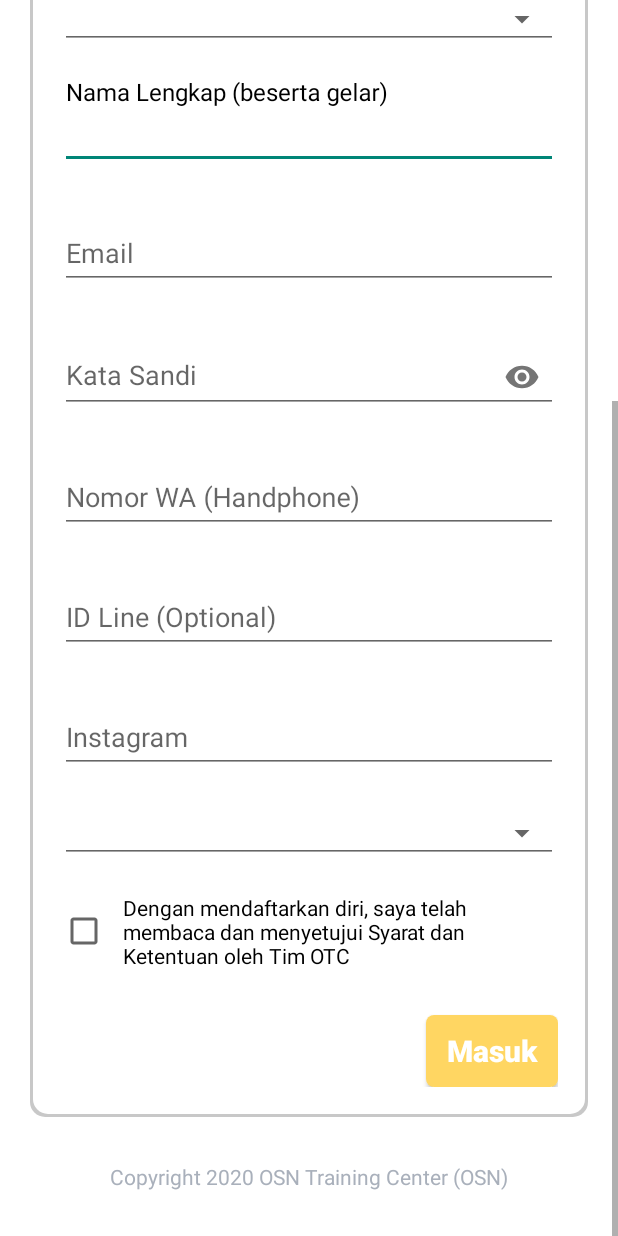
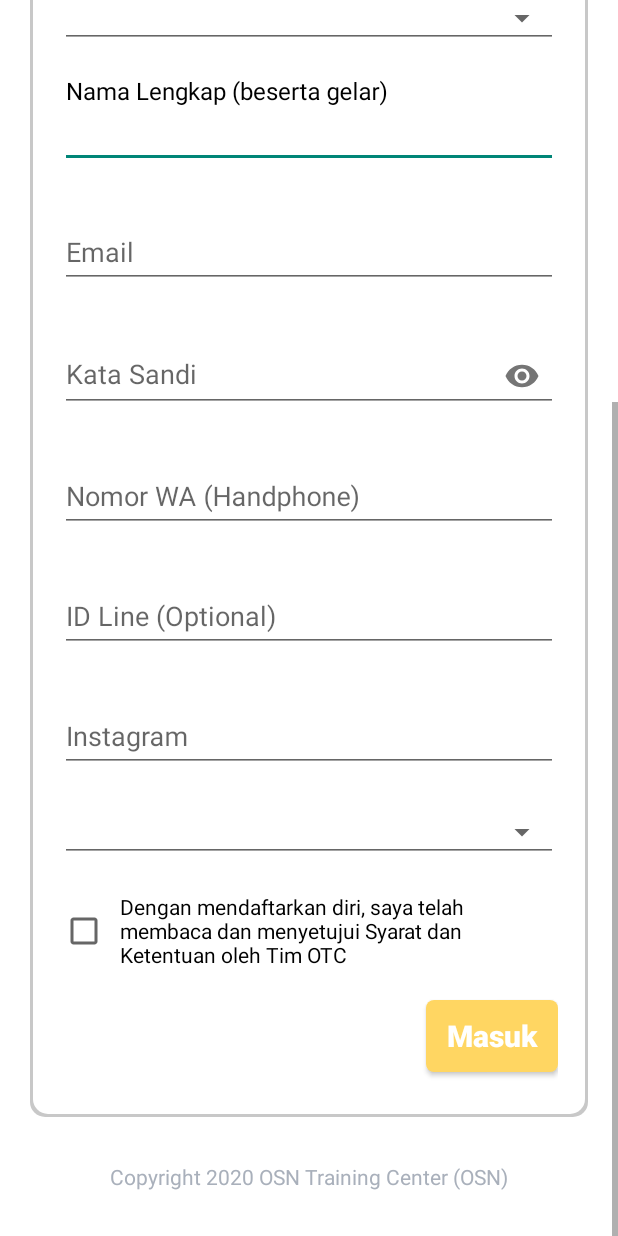
Before and after one commit to jaballogian/OTC-Application, an Android app: the layout activity_sign_up.xml on its own in the app's theme, with its tools: preview values and no code run, scrolled down 396 dp, on a phone screen of 412 x 824 dp. Run offline under Robolectric (Android 15) with nearby library versions, the phone set to English and light mode, and no system bars.

Commit message:
add activity "terms and condition" and create some little changes

```diff
--- a/app/src/main/AndroidManifest.xml
+++ b/app/src/main/AndroidManifest.xml
@@ -9,7 +9,8 @@
         android:roundIcon="@drawable/application_logo"
         android:supportsRtl="true"
         android:theme="@style/Theme.AppCompat.Light.NoActionBar">
-        <activity android:name=".ActivityHome"></activity>
+        <activity android:name=".ActivityTermsAndCondition"></activity>
+        <activity android:name=".ActivityHome" />
         <activity android:name=".ActivitySignUp" />
         <activity android:name=".ActivitySignIn" />
         <activity android:name=".ActivityWelcomeScreen">
--- a/app/src/main/java/com/otc/application/ActivityHome.java
+++ b/app/src/main/java/com/otc/application/ActivityHome.java
@@ -25,7 +25,7 @@ public class ActivityHome extends AppCompatActivity {
     }
 
     private void moveToActivitySignIn(){
-        Intent toActivitySignIn = new Intent(ActivityHome.this, ActivitySignUp.class);
+        Intent toActivitySignIn = new Intent(ActivityHome.this, ActivitySignIn.class);
         toActivitySignIn.addFlags(Intent.FLAG_ACTIVITY_NEW_TASK | Intent.FLAG_ACTIVITY_CLEAR_TASK);
         startActivity(toActivitySignIn);
         finish();
--- a/app/src/main/res/layout/activity_sign_up.xml
+++ b/app/src/main/res/layout/activity_sign_up.xml
@@ -220,13 +220,24 @@
                 android:id="@+id/checkBoxPersetujuanPendaftaran"
                 android:layout_width="wrap_content"
                 android:layout_height="wrap_content"
-                android:text="@string/persetujuan_pendafataran"
                 app:layout_constraintLeft_toLeftOf="parent"
                 app:layout_constraintTop_toBottomOf="@+id/spinnerBidang"
+                app:layout_constraintBottom_toBottomOf="@+id/textViewPersetujuan"
                 android:layout_marginTop="20dp"
-                android:paddingLeft="10dp"
+                android:textColor="@color/black"/>
+
+            <TextView
+                android:id="@+id/textViewPersetujuan"
+                android:layout_width="match_parent"
+                android:layout_height="wrap_content"
+                android:text="@string/persetujuan_pendafataran"
                 android:textColor="@color/black"
-                android:textSize="14sp"/>
+                android:textSize="14sp"
+                app:layout_constraintRight_toRightOf="parent"
+                app:layout_constraintLeft_toRightOf="@+id/checkBoxPersetujuanPendaftaran"
+                app:layout_constraintTop_toBottomOf="@+id/spinnerBidang"
+                android:layout_marginTop="20dp"
+                android:layout_marginLeft="40dp" />
 
             <Button
                 android:layout_width="wrap_content"
@@ -238,8 +249,10 @@
                 android:textSize="20sp"
                 android:textStyle="bold"
                 app:layout_constraintTop_toBottomOf="@+id/checkBoxPersetujuanPendaftaran"
+                app:layout_constraintBottom_toBottomOf="parent"
                 app:layout_constraintRight_toRightOf="parent"
-                android:layout_marginTop="30dp"/>
+                android:layout_marginTop="30dp"
+                android:layout_marginBottom="10dp" />
 
         </androidx.constraintlayout.widget.ConstraintLayout>
 
--- a/app/src/main/res/values/styles.xml
+++ b/app/src/main/res/values/styles.xml
@@ -12,4 +12,8 @@
         <item name="android:textColor">@color/black</item>
     </style>
 
+    <style name="Toolbar.TitleText" parent="TextAppearance.Widget.AppCompat.Toolbar.Title">
+        <item name="android:textSize">21sp</item>
+        <item name="android:textStyle">normal</item>
+    </style>
 </resources>
```
Also changed, not shown: app/src/main/java/com/otc/application/ActivitySignUp.java (+18 -0 lines), app/src/main/java/com/otc/application/ActivityTermsAndCondition.java (added, +38 -0 lines), app/src/main/res/drawable/ic_chevron_left_black_24dp.xml (added, +9 -0 lines), app/src/main/res/layout/activity_terms_and_condition.xml (added, +63 -0 lines), app/src/main/res/values/strings.xml (+26 -0 lines).
